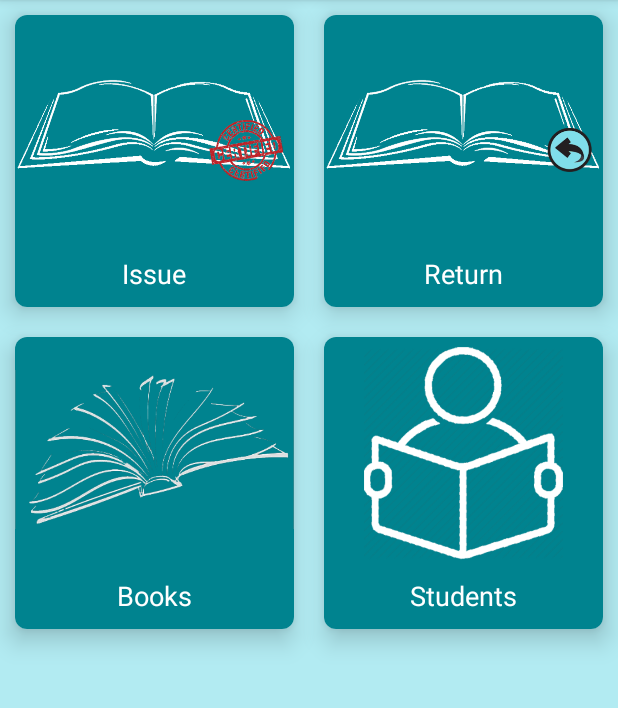
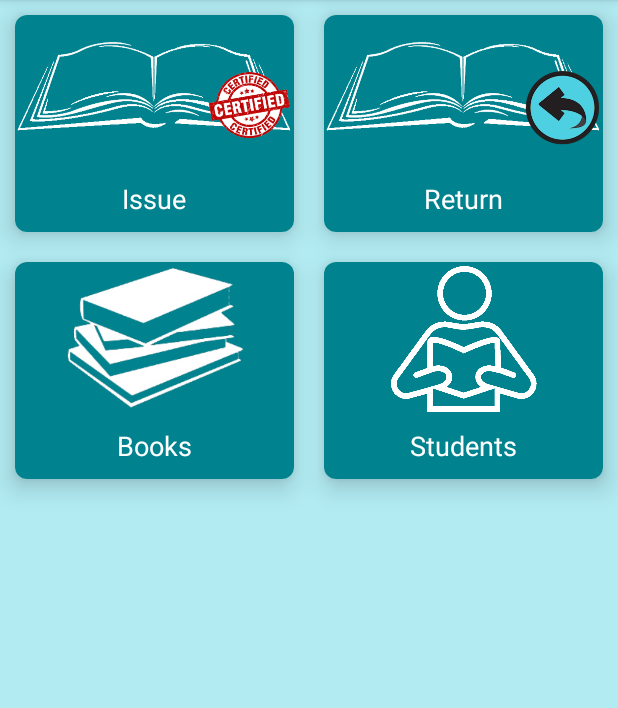
Before and after one commit to Akchy/CSLibrary, an Android app: the screen it shows after launch (MainActivity), on a phone screen of 412 x 824 dp, the part 84-792 px from its top. Run offline under Robolectric (Android 15) with nearby library versions, the phone set to English and light mode, and no system bars; our stand-ins replace Firebase (no records; nobody signed in at launch, a user with empty details on screens opened directly).

Commit message:
New card height change

```diff
--- a/app/src/main/java/com/drc/cslibraryadmin/MainActivity.java
+++ b/app/src/main/java/com/drc/cslibraryadmin/MainActivity.java
@@ -114,8 +114,8 @@ public class MainActivity extends AppCompatActivity {
             libItemList = new ArrayList<LibRecyclerViewItem>();
             libItemList.add(new LibRecyclerViewItem("Issue", R.drawable.book3));
             libItemList.add(new LibRecyclerViewItem("Return", R.drawable.book4));
-            libItemList.add(new LibRecyclerViewItem("Books", R.drawable.book5));
-            libItemList.add(new LibRecyclerViewItem("Students", R.drawable.stud1));
+            libItemList.add(new LibRecyclerViewItem("Books", R.drawable.book7));
+            libItemList.add(new LibRecyclerViewItem("Students", R.drawable.stud));
 
         }
     }
--- a/app/src/main/res/layout/activity_card_view_item.xml
+++ b/app/src/main/res/layout/activity_card_view_item.xml
@@ -17,7 +17,7 @@
         <ImageView
             android:id="@+id/card_view_image"
             android:layout_width="match_parent"
-            android:layout_height="150dp"
+            android:layout_height="100dp"
             android:scaleType="centerInside"/>
 
         <TextView
```
Also changed, not shown: app/src/main/res/drawable/book3.png, app/src/main/res/drawable/book4.png, app/src/main/res/drawable/book6.png (added), app/src/main/res/drawable/book7.png (added), app/src/main/res/drawable/stud.png, 1581 other files.
